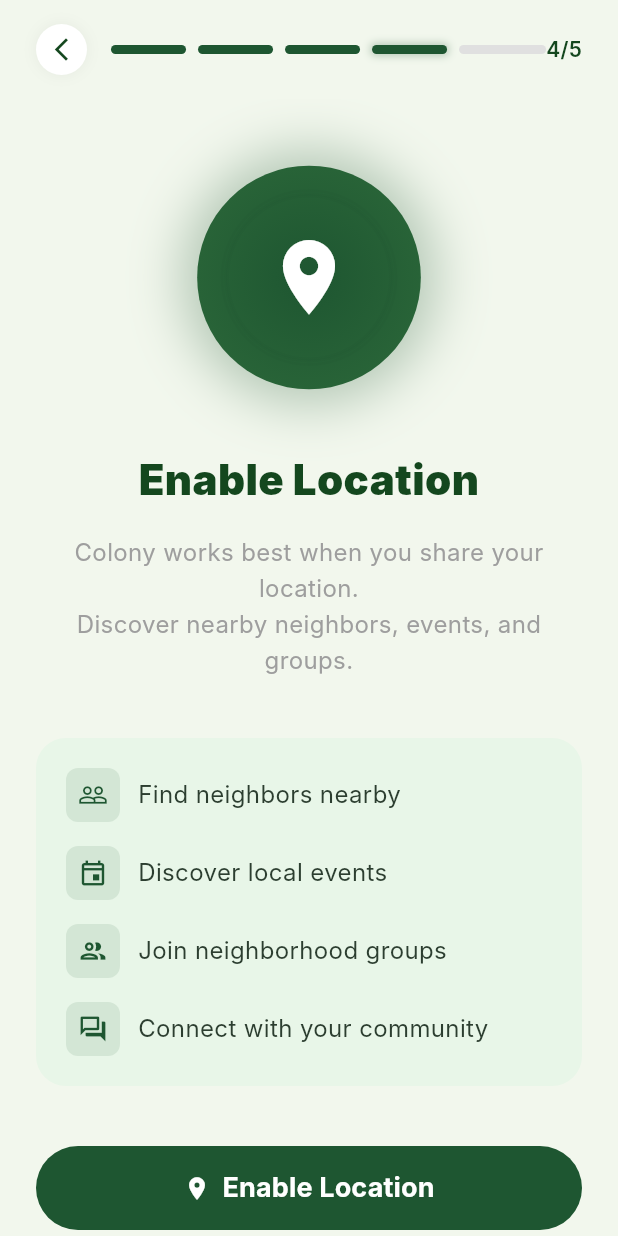
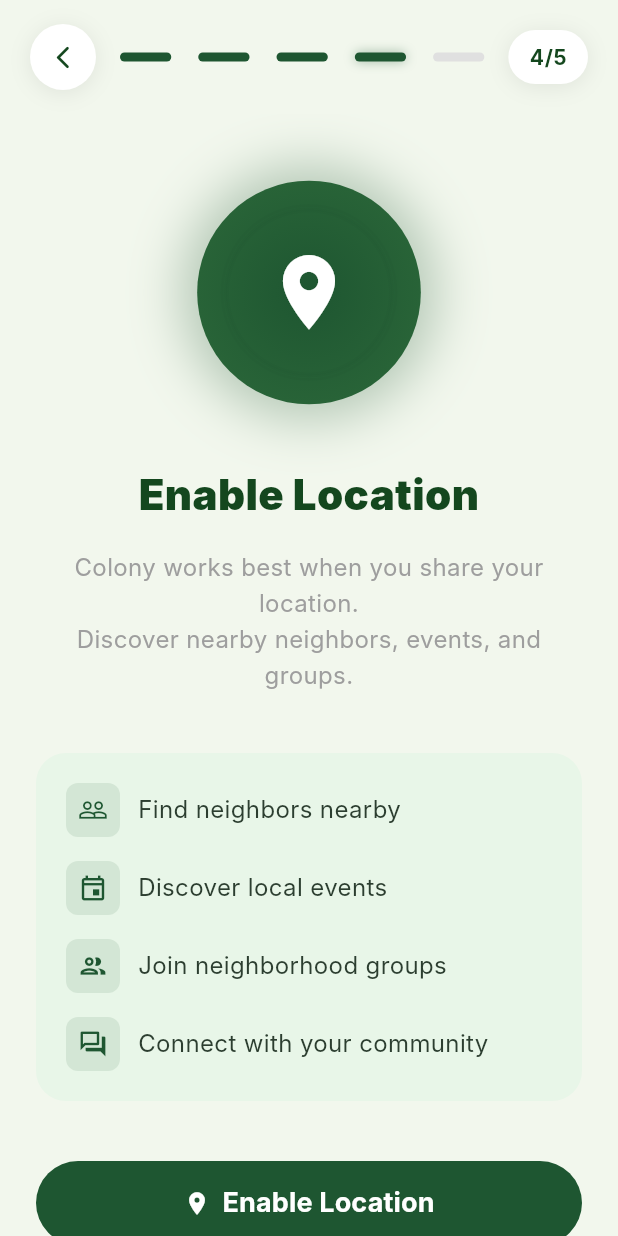
Before and after one commit to devamsshinde/colony-app, a Flutter app: the screen it shows once a user with an empty profile is signed in, swiped to page 4, on a phone screen of 412 x 824 dp. Run offline on Flutter 3.47's test engine with Material 3 defaults, Android fonts, the phone set to English and light mode, and no system bars; our stand-ins replace device_info_plus, geocoding, geolocator, image_picker, lottie, supabase_flutter; accounts and stored records are empty; network calls fail; Roboto replaces fonts that are missing (Inter).

Commit message:
Fix onboarding UI: smooth transitions, better counter, gender spacing, real location permission

```diff
--- a/Project/Frontend/lib/features/auth/presentation/screens/onboarding_flow_screen.dart
+++ b/Project/Frontend/lib/features/auth/presentation/screens/onboarding_flow_screen.dart
@@ -14,21 +14,33 @@
   State<OnboardingFlowScreen> createState() => _OnboardingFlowScreenState();
 }
 
-class _OnboardingFlowScreenState extends State<OnboardingFlowScreen> {
+class _OnboardingFlowScreenState extends State<OnboardingFlowScreen>
+    with SingleTickerProviderStateMixin {
   late PageController _pageController;
   late OnboardingController _onboardingController;
+  late AnimationController _animationController;
+  late Animation<double> _fadeAnimation;
 
   @override
   void initState() {
     super.initState();
     _pageController = PageController();
     _onboardingController = OnboardingController();
+    _animationController = AnimationController(
+      vsync: this,
+      duration: const Duration(milliseconds: 300),
+    );
+    _fadeAnimation = Tween<double>(begin: 0.0, end: 1.0).animate(
+      CurvedAnimation(parent: _animationController, curve: Curves.easeOut),
+    );
+    _animationController.forward();
   }
 
   @override
   void dispose() {
     _pageController.dispose();
     _onboardingController.dispose();
+    _animationController.dispose();
     super.dispose();
   }
 
@@ -57,8 +69,8 @@
     if (canProceed && currentState.currentStep < 4) {
       _onboardingController.nextStep();
       _pageController.nextPage(
-        duration: const Duration(milliseconds: 300),
-        curve: Curves.easeInOut,
+        duration: const Duration(milliseconds: 400),
+        curve: Curves.easeInOutCubic,
       );
     }
   }
@@ -67,8 +79,8 @@
     if (_onboardingController.state.currentStep > 0) {
       _onboardingController.previousStep();
       _pageController.previousPage(
-        duration: const Duration(milliseconds: 300),
-        curve: Curves.easeInOut,
+        duration: const Duration(milliseconds: 400),
+        curve: Curves.easeInOutCubic,
       );
     }
   }
@@ -110,46 +122,60 @@
     return Consumer<OnboardingController>(
       builder: (context, controller, child) {
         final currentStep = controller.state.currentStep;
-        return Padding(
-          padding: const EdgeInsets.symmetric(horizontal: 24, vertical: 16),
+        return FadeTransition(
+          opacity: _fadeAnimation,
+          child: Container(
+            padding: const EdgeInsets.symmetric(horizontal: 20, vertical: 16),
             child: Row(
               children: [
                 // Back button
-              if (currentStep > 0)
-                GestureDetector(
+                AnimatedContainer(
+                  duration: const Duration(milliseconds: 200),
+                  width: currentStep > 0 ? 44 : 0,
+                  height: 44,
+                  child: currentStep > 0
+                      ? Material(
+                          color: Colors.transparent,
+                          child: InkWell(
                             onTap: _goToPreviousPage,
+                            borderRadius: BorderRadius.circular(22),
                             child: Container(
-                    padding: const EdgeInsets.all(8),
                               decoration: BoxDecoration(
                                 color: Colors.white,
                                 shape: BoxShape.circle,
                                 boxShadow: [
                                   BoxShadow(
-                          color: Colors.black.withOpacity(0.05),
-                          blurRadius: 8,
+                                    color: Colors.black.withOpacity(0.08),
+                                    blurRadius: 12,
+                                    offset: const Offset(0, 2),
                                   ),
                                 ],
                               ),
                               child: const Icon(
-                      Icons.arrow_back_ios_new,
+                                Icons.arrow_back_ios_new_rounded,
                                 size: 18,
                                 color: Color(0xFF14471E),
                               ),
                             ),
+                          ),
                         )
-              else
-                const SizedBox(width: 34),
+                      : null,
+                ),
                 const SizedBox(width: 16),
-              // Progress dots
+                // Progress indicators
                 Expanded(
-                child: Row(
+                  child: LayoutBuilder(
+                    builder: (context, constraints) {
+                      return Row(
+                        mainAxisAlignment: MainAxisAlignment.spaceBetween,
                         children: List.generate(5, (index) {
                           final isActive = index <= currentStep;
                           final isCurrent = index == currentStep;
-                    return Expanded(
-                      child: Container(
+                          return AnimatedContainer(
+                            duration: const Duration(milliseconds: 300),
+                            curve: Curves.easeInOutCubic,
+                            width: (constraints.maxWidth - 32) / 5 - 8,
                             height: 6,
-                        margin: EdgeInsets.only(right: index < 4 ? 8 : 0),
                             decoration: BoxDecoration(
                               color: isActive
                                   ? const Color(0xFF1E5631)
@@ -160,28 +186,67 @@
                                       BoxShadow(
                                         color: const Color(
                                           0xFF1E5631,
-                                    ).withOpacity(0.3),
-                                    blurRadius: 4,
-                                    spreadRadius: 1,
+                                        ).withOpacity(0.4),
+                                        blurRadius: 6,
+                                        spreadRadius: 0,
                                       ),
                                     ]
                                   : null,
                             ),
+                          );
+                        }),
+                      );
+                    },
+                  ),
+                ),
+                const SizedBox(width: 16),
+                // Step counter with smooth animation
+                AnimatedContainer(
+                  duration: const Duration(milliseconds: 300),
+                  curve: Curves.easeInOutCubic,
+                  padding: const EdgeInsets.symmetric(
+                    horizontal: 14,
+                    vertical: 8,
+                  ),
+                  decoration: BoxDecoration(
+                    color: Colors.white,
+                    borderRadius: BorderRadius.circular(20),
+                    boxShadow: [
+                      BoxShadow(
+                        color: Colors.black.withOpacity(0.08),
+                        blurRadius: 12,
+                        offset: const Offset(0, 2),
+                      ),
+                    ],
+                  ),
+                  child: AnimatedSwitcher(
+                    duration: const Duration(milliseconds: 200),
+                    transitionBuilder: (child, animation) {
+                      return FadeTransition(
+                        opacity: animation,
+                        child: SlideTransition(
+                          position: Tween<Offset>(
+                            begin: const Offset(0.3, 0),
+                            end: Offset.zero,
+                          ).animate(animation),
+                          child: child,
                         ),
                       );
-                  }),
+                    },
+                    child: Text(
+                      '${currentStep + 1}/5',
+                      key: ValueKey<int>(currentStep),
+                      style: const TextStyle(
+                        fontSize: 14,
+                        fontWeight: FontWeight.w700,
+                        color: Color(0xFF14471E),
+                        letterSpacing: 0.5,
                       ),
                     ),
-              // Step indicator
-              Text(
-                '${currentStep + 1}/5',
-                style: const TextStyle(
-                  fontSize: 14,
-                  fontWeight: FontWeight.w600,
-                  color: Color(0xFF14471E),
                   ),
                 ),
               ],
+            ),
           ),
         );
       },
--- a/Project/Frontend/lib/features/auth/presentation/screens/onboarding_steps/step4_location_permission.dart
+++ b/Project/Frontend/lib/features/auth/presentation/screens/onboarding_steps/step4_location_permission.dart
@@ -1,5 +1,6 @@
 import 'package:flutter/material.dart';
 import 'package:provider/provider.dart';
+import 'package:geolocator/geolocator.dart';
 import '../../controllers/onboarding_controller.dart';
 
 class Step4LocationPermission extends StatefulWidget {
@@ -15,6 +16,7 @@
   late AnimationController _pulseController;
   late Animation<double> _pulseAnimation;
   bool _isRequesting = false;
+  String? _errorMessage;
 
   @override
   void initState() {
@@ -32,6 +34,75 @@
   void dispose() {
     _pulseController.dispose();
     super.dispose();
+  }
+
+  Future<void> _requestLocation(OnboardingController controller) async {
+    setState(() {
+      _isRequesting = true;
+      _errorMessage = null;
+    });
+
+    try {
+      // Check if location service is enabled
+      bool serviceEnabled = await Geolocator.isLocationServiceEnabled();
+      if (!serviceEnabled) {
+        setState(() {
+          _isRequesting = false;
+          _errorMessage =
+              'Location services are disabled. Please enable location in your device settings.';
+        });
+        await Geolocator.openLocationSettings();
+        return;
+      }
+
+      // Check location permission
+      LocationPermission permission = await Geolocator.checkPermission();
+
+      if (permission == LocationPermission.denied) {
+        permission = await Geolocator.requestPermission();
+
+        if (permission == LocationPermission.denied) {
+          setState(() {
+            _isRequesting = false;
+            _errorMessage =
+                'Location permission denied. Please grant permission to continue.';
+          });
+          return;
+        }
+      }
+
+      if (permission == LocationPermission.deniedForever) {
+        setState(() {
+          _isRequesting = false;
+          _errorMessage =
+              'Location permission denied forever. Please enable in app settings.';
+        });
+        await Geolocator.openAppSettings();
+        return;
+      }
+
+      // Permission granted - use controller's method to get location
+      await controller.getCurrentLocation();
+
+      setState(() {
+        _isRequesting = false;
+      });
+    } catch (e) {
+      setState(() {
+        _isRequesting = false;
+        _errorMessage = 'Failed to get location: ${e.toString()}';
+      });
+    }
+  }
+
+  void _navigateToNextPage() {
+    final pageView = context.findAncestorWidgetOfExactType<PageView>();
+    if (pageView?.controller != null) {
+      pageView!.controller!.nextPage(
+        duration: const Duration(milliseconds: 400),
+        curve: Curves.easeInOutCubic,
+      );
+    }
   }
 
   @override
@@ -66,7 +137,6 @@
               child: Stack(
                 alignment: Alignment.center,
                 children: [
-                  // Pulse rings
                   ...List.generate(3, (index) {
                     return TweenAnimationBuilder<double>(
                       tween: Tween(begin: 0.5, end: 1.5),
@@ -150,6 +220,19 @@
                   controller.state.longitude != null;
 
               if (hasLocation) {
+                return _buildLocationEnabledUI(controller);
+              }
+
+              return _buildRequestLocationUI(controller);
+            },
+          ),
+          const SizedBox(height: 20),
+        ],
+      ),
+    );
+  }
+
+  Widget _buildLocationEnabledUI(OnboardingController controller) {
     return Column(
       children: [
         Container(
@@ -161,10 +244,7 @@
           ),
           child: Row(
             children: [
-                          Icon(
-                            Icons.check_circle,
-                            color: Colors.green.shade600,
-                          ),
+              Icon(Icons.check_circle, color: Colors.green.shade600),
               const SizedBox(width: 12),
               Expanded(
                 child: Column(
@@ -228,9 +308,31 @@
     );
   }
 
-              // Default - Request location button
+  Widget _buildRequestLocationUI(OnboardingController controller) {
     return Column(
       children: [
+        if (_errorMessage != null)
+          Container(
+            margin: const EdgeInsets.only(bottom: 16),
+            padding: const EdgeInsets.all(12),
+            decoration: BoxDecoration(
+              color: Colors.red.shade50,
+              borderRadius: BorderRadius.circular(12),
+              border: Border.all(color: Colors.red.shade200),
+            ),
+            child: Row(
+              children: [
+                Icon(Icons.error_outline, color: Colors.red.shade600, size: 20),
+                const SizedBox(width: 8),
+                Expanded(
+                  child: Text(
+                    _errorMessage!,
+                    style: TextStyle(color: Colors.red.shade700, fontSize: 14),
+                  ),
+                ),
+              ],
+            ),
+          ),
         SizedBox(
           width: double.infinity,
           height: 56,
@@ -273,23 +375,16 @@
           ),
         ),
         const SizedBox(height: 16),
-                  TextButton(
-                    onPressed: () {
-                      controller.nextStep();
-                      _navigateToNextPage();
-                    },
-                    child: const Text(
-                      'Skip for now',
-                      style: TextStyle(color: Colors.grey, fontSize: 16),
+        Text(
+          'Location is required to find nearby people and events',
+          style: TextStyle(
+            color: Colors.grey.shade600,
+            fontSize: 13,
+            fontStyle: FontStyle.italic,
           ),
+          textAlign: TextAlign.center,
         ),
       ],
-              );
-            },
-          ),
-          const SizedBox(height: 20),
-        ],
-      ),
     );
   }
 
@@ -312,20 +407,4 @@
       ],
     );
   }
-
-  Future<void> _requestLocation(OnboardingController controller) async {
-    setState(() => _isRequesting = true);
-    await controller.getCurrentLocation();
-    setState(() => _isRequesting = false);
 }
-
-  void _navigateToNextPage() {
-    final pageView = context.findAncestorWidgetOfExactType<PageView>();
-    if (pageView?.controller != null) {
-      pageView!.controller!.nextPage(
-        duration: const Duration(milliseconds: 300),
-        curve: Curves.easeInOut,
-      );
-    }
-  }
-}
```
Also changed, not shown: Project/Frontend/lib/features/auth/presentation/screens/onboarding_steps/step2_profile_setup.dart (+18 -4 lines). Lines whose indentation alone changed are shown as unchanged.
